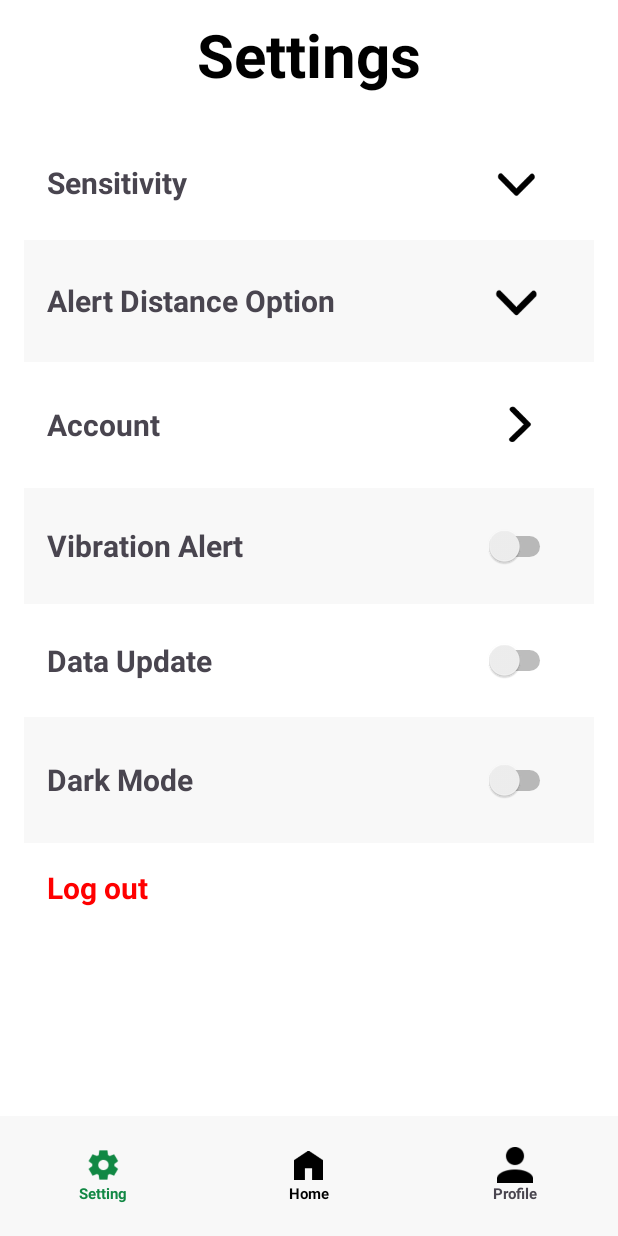
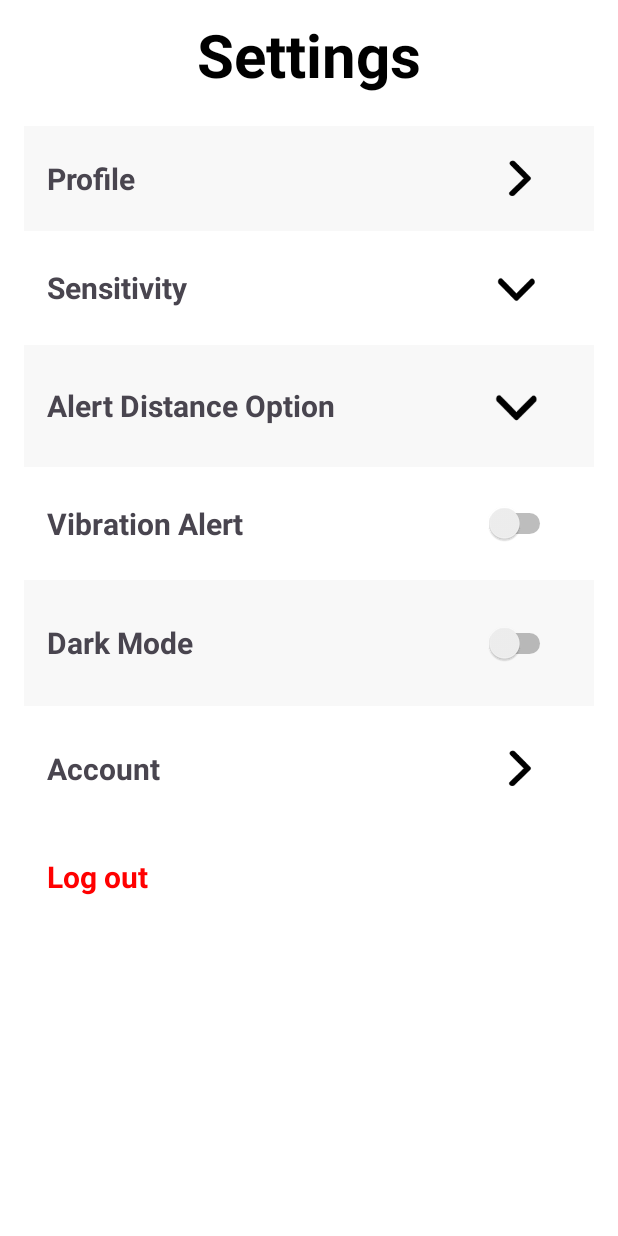
Before and after one commit to ThinhLam-git/FE_Potholes, an Android app: the setting screen opened directly, with no data from a screen before it, on a phone screen of 412 x 824 dp. Run offline under Robolectric (Android 15) with nearby library versions, the light colour scheme and no system bars.

Commit message:
edit setting and profile

```diff
--- a/app/src/main/java/com/example/authentication_uiux/setting.java
+++ b/app/src/main/java/com/example/authentication_uiux/setting.java
@@ -3,7 +3,9 @@ package com.example.authentication_uiux;
 import android.content.Intent;
 import android.os.Bundle;
 import android.view.View;
+import android.widget.ImageView;
 import android.widget.LinearLayout;
+import android.widget.RelativeLayout;
 import android.widget.TextView;
 
 import androidx.activity.EdgeToEdge;
@@ -13,9 +15,8 @@ import androidx.core.view.ViewCompat;
 import androidx.core.view.WindowInsetsCompat;
 
 public class setting extends AppCompatActivity {
-    LinearLayout profile_change;
-    LinearLayout home_change;
     TextView logout;
+    ImageView profileChangeBtn;
 
     @Override
     protected void onCreate(Bundle savedInstanceState) {
@@ -23,22 +24,9 @@ public class setting extends AppCompatActivity {
         setContentView(R.layout.activity_setting);
 
         logout = findViewById(R.id.logout);
-        home_change = findViewById(R.id.home_change);
-        profile_change = findViewById(R.id.profile_change);
+        profileChangeBtn = findViewById(R.id.profile_change_btn);
 
-        // Setting button listener
-        home_change.setOnClickListener(new View.OnClickListener() {
-            @Override
-            public void onClick(View v) {
-                // Start the setting activity
-                Intent intent = new Intent(setting.this, Home.class);
-                startActivity(intent);
-                finish();
-            }
-        });
-
-        // Profile button listener
-        profile_change.setOnClickListener(new View.OnClickListener() {
+        profileChangeBtn.setOnClickListener(new View.OnClickListener() {
             @Override
             public void onClick(View v) {
                 // Start the profile activity
--- a/app/src/main/res/layout/activity_setting.xml
+++ b/app/src/main/res/layout/activity_setting.xml
@@ -37,6 +37,34 @@
         android:orientation="vertical"
         android:padding="16dp">
 
+
+        <RelativeLayout
+            android:id="@+id/profileChange"
+            android:layout_width="match_parent"
+            android:layout_height="wrap_content"
+            android:background="#F8F8F8"
+            android:paddingVertical="12dp">
+
+            <TextView
+                android:layout_width="wrap_content"
+                android:layout_height="wrap_content"
+                android:text="Profile"
+                android:textStyle="bold"
+                android:textSize="20sp"
+                android:layout_alignParentLeft="true"
+                android:layout_marginLeft="15dp"
+                android:layout_centerVertical="true" />
+
+            <ImageView
+                android:layout_width="50dp"
+                android:layout_height="46dp"
+                android:clickable="true"
+                android:id="@+id/profile_change_btn"
+                android:layout_alignParentEnd="true"
+                android:src="@drawable/ic_arrow_right"
+                android:layout_centerVertical="true"
+                android:layout_marginRight="25dp"/>
+        </RelativeLayout>
         <!-- Sensitivity -->
         <RelativeLayout
             android:layout_width="match_parent"
@@ -95,56 +123,7 @@
                 android:src="@drawable/ic_arrow_down" />
         </RelativeLayout>
 
-        <!-- Account -->
-        <RelativeLayout
-            android:layout_width="match_parent"
-            android:layout_height="84dp"
-            android:paddingVertical="12dp">
 
-            <TextView
-                android:layout_width="wrap_content"
-                android:layout_height="wrap_content"
-                android:src="@drawable/ic_arrow_right"
-                android:text="Account"
-                android:textStyle="bold"
-                android:textSize="20sp"
-                android:layout_alignParentLeft="true"
-                android:layout_marginLeft="15dp"
-                android:layout_centerVertical="true" />
-
-            <ImageView
-                android:layout_width="50dp"
-                android:layout_height="46dp"
-                android:layout_alignParentEnd="true"
-                android:src="@drawable/ic_arrow_right"
-                android:layout_centerVertical="true"
-                android:layout_marginRight="25dp"/>
-
-        </RelativeLayout>
-
-        <!-- Vibration Alert Switch -->
-        <RelativeLayout
-            android:layout_width="match_parent"
-            android:layout_height="wrap_content"
-            android:background="#F8F8F8"
-            android:paddingVertical="12dp">
-
-            <TextView
-                android:layout_width="wrap_content"
-                android:layout_height="wrap_content"
-                android:text="Vibration Alert"
-                android:textStyle="bold"
-                android:textSize="20sp"
-                android:layout_alignParentLeft="true"
-                android:layout_marginLeft="15dp"
-                android:layout_centerVertical="true" />
-
-            <Switch
-                android:layout_width="80dp"
-                android:layout_height="53dp"
-                android:layout_alignParentEnd="true"
-                android:layout_marginRight="25dp"/>
-        </RelativeLayout>
 
         <!-- Data Update Switch -->
         <RelativeLayout
@@ -155,7 +134,7 @@
             <TextView
                 android:layout_width="wrap_content"
                 android:layout_height="wrap_content"
-                android:text="Data Update"
+                android:text="Vibration Alert"
                 android:textStyle="bold"
                 android:textSize="20sp"
                 android:layout_alignParentLeft="true"
@@ -193,6 +172,33 @@
                 android:layout_marginRight="25dp"/>
         </RelativeLayout>
 
+        <!-- Account -->
+        <RelativeLayout
+            android:layout_width="match_parent"
+            android:layout_height="84dp"
+            android:paddingVertical="12dp">
+
+            <TextView
+                android:layout_width="wrap_content"
+                android:layout_height="wrap_content"
+                android:src="@drawable/ic_arrow_right"
+                android:text="Account"
+                android:textStyle="bold"
+                android:textSize="20sp"
+                android:layout_alignParentLeft="true"
+                android:layout_marginLeft="15dp"
+                android:layout_centerVertical="true" />
+
+            <ImageView
+                android:layout_width="50dp"
+                android:layout_height="46dp"
+                android:layout_alignParentEnd="true"
+                android:src="@drawable/ic_arrow_right"
+                android:layout_centerVertical="true"
+                android:layout_marginRight="25dp"/>
+
+        </RelativeLayout>
+
         <!-- Log out -->
         <TextView
             android:id="@+id/logout"
@@ -208,79 +214,4 @@
             android:layout_marginLeft="15dp"/>
     </LinearLayout>
 
-    <LinearLayout
-        android:id="@+id/bottom_navigation"
-        android:layout_width="match_parent"
-        android:layout_height="80dp"
-        android:layout_alignParentBottom="true"
-        android:orientation="horizontal"
-        android:background="#F8F8F8"
-        android:weightSum="3">
-
-        <LinearLayout
-            android:id="@+id/setting_change"
-            android:layout_width="0dp"
-            android:layout_height="match_parent"
-            android:layout_weight="1"
-            android:gravity="center"
-            android:orientation="vertical">
-
-            <ImageView
-                android:layout_width="24dp"
-                android:layout_height="24dp"
-                android:src="@drawable/ic_setting_color"/>
-
-            <TextView
-                android:layout_width="wrap_content"
-                android:layout_height="wrap_content"
-                android:text="Setting"
-                android:textStyle="bold"
-                android:textColor="@color/primary_theme_color"
-                android:textSize="10sp"/>
-        </LinearLayout>
-
-        <LinearLayout
-            android:layout_width="0dp"
-            android:id="@+id/home_change"
-            android:layout_height="match_parent"
-            android:layout_weight="1"
-            android:gravity="center"
-            android:orientation="vertical">
-
-            <ImageView
-                android:layout_width="19dp"
-                android:layout_height="24dp"
-                android:src="@drawable/ic_home" />
-
-            <TextView
-                android:layout_width="wrap_content"
-                android:layout_height="wrap_content"
-                android:textStyle="bold"
-                android:text="Home"
-                android:textColor="@color/black"
-                android:textSize="10sp"/>
-        </LinearLayout>
-
-        <LinearLayout
-            android:layout_width="0dp"
-            android:layout_height="match_parent"
-            android:layout_weight="1"
-            android:id="@+id/profile_change"
-            android:gravity="center"
-            android:orientation="vertical">
-
-            <ImageView
-                android:layout_width="24dp"
-                android:layout_height="24dp"
-                android:src="@drawable/ic_profile"/>
-
-            <TextView
-                android:layout_width="wrap_content"
-                android:layout_height="wrap_content"
-                android:textStyle="bold"
-                android:text="Profile"
-                android:textSize="10sp"/>
-        </LinearLayout>
-    </LinearLayout>
-
 </RelativeLayout>
```
Also changed, not shown: app/src/main/AndroidManifest.xml (+9 -8 lines), app/src/main/java/com/example/authentication_uiux/Profile.java (+1 -16 lines), app/src/main/res/layout/activity_profile.xml (+10 -87 lines).
